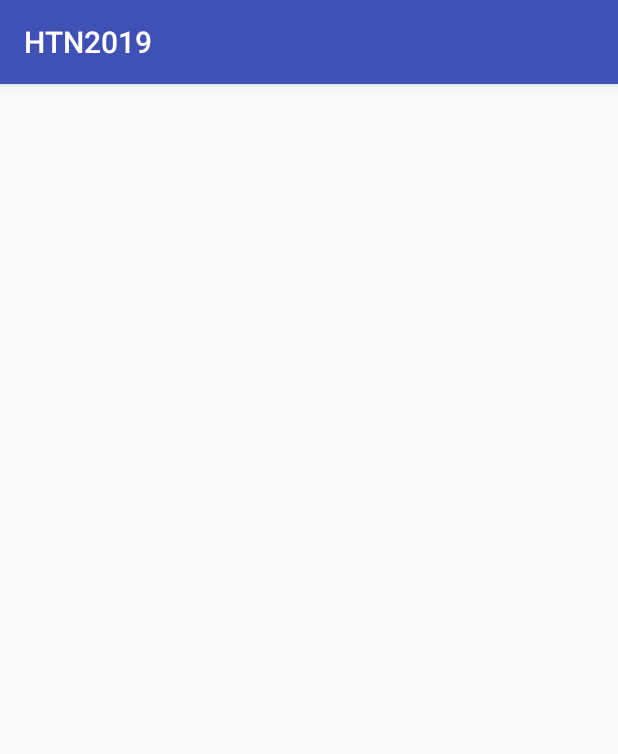
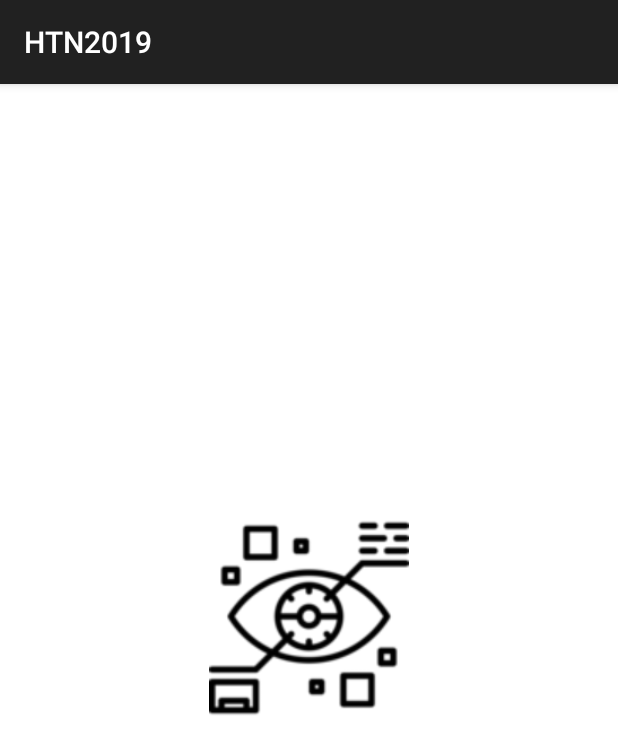
Before and after one commit to michael1ding/StitchAR, an Android app: the SplashScreen screen opened directly, with no data from a screen before it, on a phone screen of 412 x 824 dp. Shown: the top 754 px of the screen. Run offline under Robolectric (Android 15) with nearby library versions, the phone set to English and light mode, and no system bars; 1 statement that could not run was skipped.

Commit message:
Added firebase wip and splash screen compelted

```diff
--- a/app/src/main/res/drawable/splash_screen_background.xml
+++ b/app/src/main/res/drawable/splash_screen_background.xml
@@ -1,12 +1,11 @@
 <?xml version="1.0" encoding="utf-8"?>
 <layer-list xmlns:android="http://schemas.android.com/apk/res/android" android:layout_height="match_parent" android:layout_width="match_parent">
 
-    <item android:drawable="@color/colorPrimary"/>
+    <item android:drawable="@color/colorWhite"/>
 
-    <!-- Set the Background Image-->
-    <item android:gravity="center" android:width="500dp" android:height="700dp">
+    <item android:gravity="center" android:width="200px" android:height="200px">
         <bitmap
             android:gravity="fill_horizontal|fill_vertical"
-            android:src="@drawable/splash_screen"/>
+            android:src='@drawable/eye'/>
     </item>
 </layer-list>
--- a/app/src/main/res/values/colors.xml
+++ b/app/src/main/res/values/colors.xml
@@ -3,4 +3,5 @@
     <color name="colorPrimary">#3F51B5</color>
     <color name="colorPrimaryDark">#303F9F</color>
     <color name="colorAccent">#FF4081</color>
+    <color name="colorWhite">#FFFFFF</color>
 </resources>
--- a/app/src/main/res/values/styles.xml
+++ b/app/src/main/res/values/styles.xml
@@ -6,6 +6,12 @@
         <item name="colorPrimary">@color/colorPrimary</item>
         <item name="colorPrimaryDark">@color/colorPrimaryDark</item>
         <item name="colorAccent">@color/colorAccent</item>
+
+    </style>
+
+    <style name="SplashScreenTheme" parent="Theme.AppCompat.Light.DarkActionBar">
+        <item name ="android:windowBackground"> @drawable/splash_screen_background</item>
+        <item name="android:colorForeground">@color/colorWhite</item>
     </style>
 
 </resources>
```
Also changed, not shown: app/src/main/AndroidManifest.xml (+10 -1 lines), app/src/main/res/drawable/eye.png (added), app/src/main/res/drawable/untitled.png (added), 1 other file.
